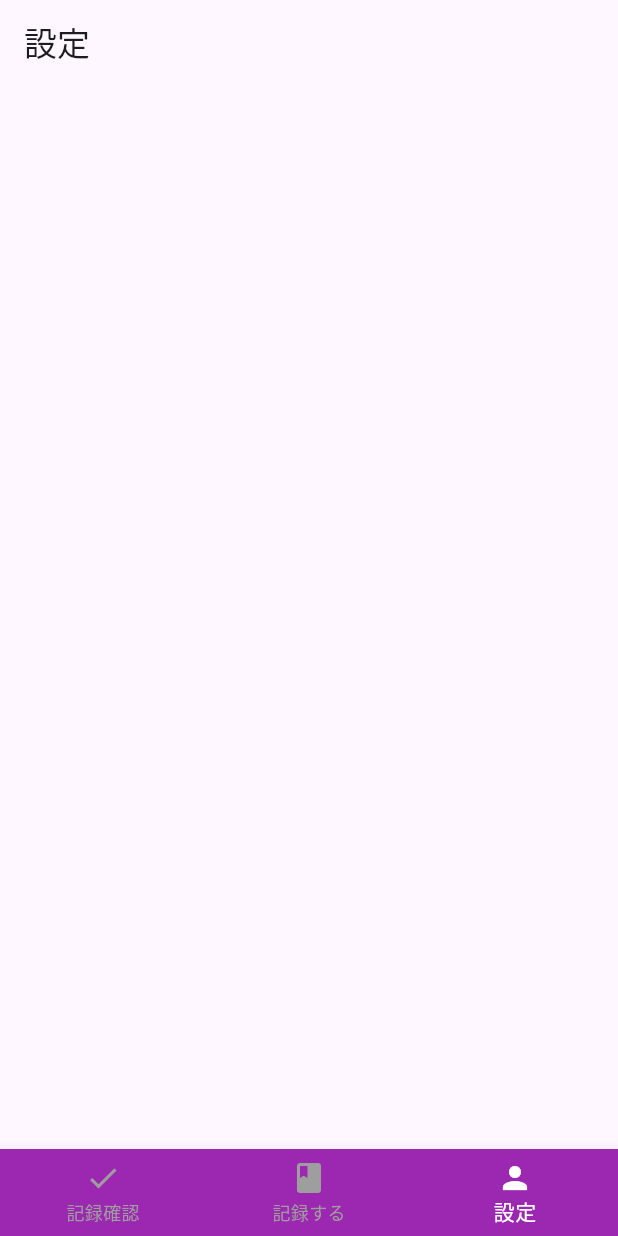
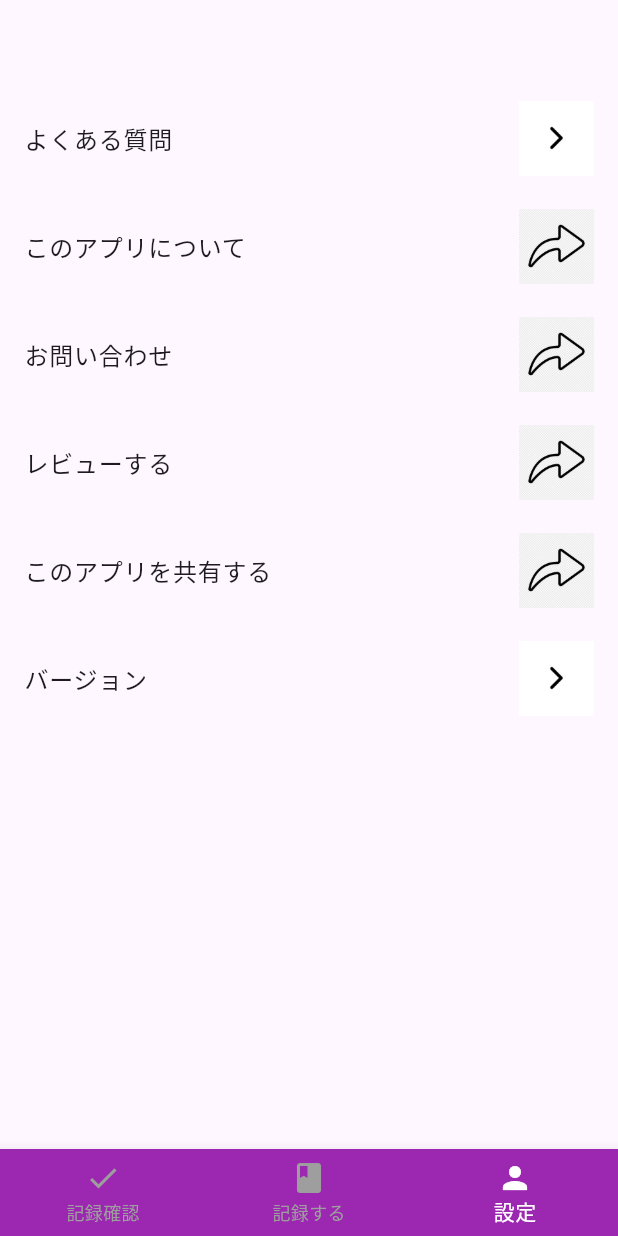
Before and after one commit to Yuki-Naka-Sharing-Study/PianoCoverBookFlutter, a Flutter app: the screen it shows after launch, item 3 of the bottom bar chosen, on a phone screen of 412 x 824 dp. Run offline on Flutter 3.47's test engine with Material 3 defaults, Android fonts, the phone set to English and light mode, and no system bars; our stand-ins replace percent_indicator.

Commit message:
Made a simple SettingScreen.

```diff
--- a/lib/src/screens/setting.dart
+++ b/lib/src/screens/setting.dart
@@ -2,15 +2,47 @@ import 'package:flutter/material.dart';
 
 class SettingScreen extends StatelessWidget {
   const SettingScreen({Key? key}) : super(key: key);
-
   @override
   Widget build(BuildContext context) {
-    return Scaffold(
-      appBar: AppBar(
-        title: const Text('設定'),
-      ),
-      body: const Center(
-          child: Text('', style: TextStyle(fontSize: 32.0))),
+    return const MaterialApp(
+      debugShowCheckedModeBanner: false,
+      home: ListViewExample(),
     );
   }
 }
+
+class ListViewExample extends StatelessWidget {
+  const ListViewExample({super.key});
+  @override
+  Widget build(BuildContext context) {
+    final items = [
+      {'text': 'よくある質問', 'image': 'images/right_arrow.png'},
+      {'text': 'このアプリについて', 'image': 'images/right_arrow_second.png'},
+      {'text': 'お問い合わせ', 'image': 'images/right_arrow_second.png'},
+      {'text': 'レビューする', 'image': 'images/right_arrow_second.png'},
+      {'text': 'このアプリを共有する', 'image': 'images/right_arrow_second.png'},
+      {'text': 'バージョン', 'image': 'images/right_arrow.png'},
+    ];
+    return Scaffold(
+      appBar: AppBar(
+        title: const Text(''),
+      ),
+      body: ListView.builder(
+        itemCount: items.length,
+        itemBuilder: (context, index) {
+          final item = items[index];
+          return ListTile(
+            contentPadding: const EdgeInsets.symmetric(vertical: 8, horizontal: 16),
+            title: Text(item['text'] as String),
+            trailing: Image.asset(
+              item['image'] as String,
+              width: 50,
+              height: 50,
+              fit: BoxFit.cover,
+            ),
+          );
+        },
+      ),
+    );
+  }
+}
--- a/pubspec.yaml
+++ b/pubspec.yaml
@@ -60,8 +60,9 @@ flutter:
   uses-material-design: true
 
   # To add assets to your application, add an assets section, like this:
-  # assets:
-  #   - images/a_dot_burr.jpeg
+  assets:
+    - images/right_arrow.png
+    - images/right_arrow_second.png
   #   - images/a_dot_ham.jpeg
 
   # An image asset can refer to one or more resolution-specific "variants", see
```
Also changed, not shown: images/right_arrow.png (added), images/right_arrow_second.png (added).
